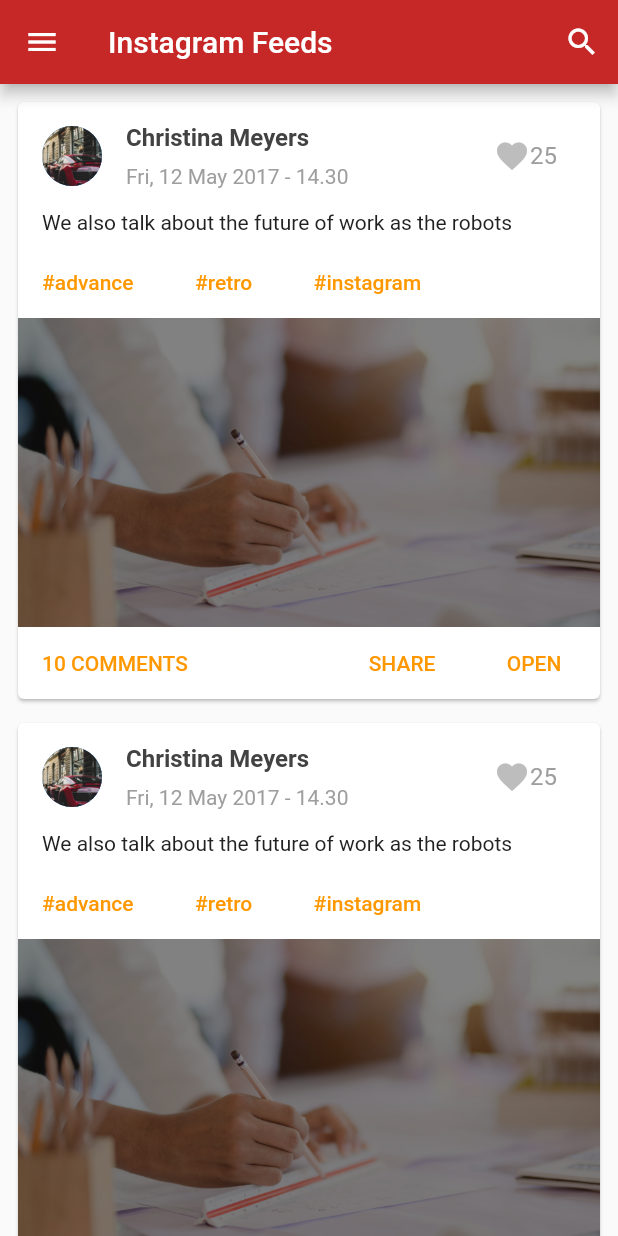
After one commit to Mohamed-Essam97/NewsApp, a Flutter app: the InstagramFeed screen opened directly, on a phone screen of 412 x 824 dp. The commit adds this screen. Run offline on Flutter 3.47's test engine with Material 2 defaults, Android fonts, the phone set to English and light mode, and no system bars; our stand-ins replace shared_preferences; missing offline and left inert: page_view_indicator; accounts and stored records are empty.

Commit message:
Finish Instagram Page

```diff
--- /dev/null
+++ b/lib/screens/instagram_feed.dart
@@ -0,0 +1,159 @@
+import 'package:flutter/material.dart';
+import 'package:map/share_ui/navigation_drawer.dart';
+
+class InstagramFeed extends StatefulWidget {
+  @override
+  _InstagramFeedState createState() => _InstagramFeedState();
+}
+
+class _InstagramFeedState extends State<InstagramFeed> {
+  TextStyle _hashTagStyle = TextStyle(color: Colors.orange);
+
+  @override
+  Widget build(BuildContext context) {
+    return Scaffold(
+      appBar: AppBar(
+        title: Text("Instagram Feeds"),
+        centerTitle: false,
+        actions: <Widget>[
+          IconButton(icon: Icon(Icons.search), onPressed: () {}),
+        ],
+      ),
+      drawer: NavigationDrawer(),
+      body: ListView.builder(
+        padding: EdgeInsets.all(8),
+        itemBuilder: (context, position) {
+          return Padding(
+            padding: const EdgeInsets.only(bottom: 8),
+            child: Card(
+              child: Column(
+                crossAxisAlignment: CrossAxisAlignment.start,
+                children: <Widget>[
+                  _drawHeader(),
+                  _drawTitle(),
+                  _drawHashTags(),
+                  _drawBody(),
+                  _drawFooter(),
+                ],
+              ),
+            ),
+          );
+        },
+        itemCount: 20,
+      ),
+    );
+  }
+
+  Widget _drawHeader() {
+    return Row(
+      children: <Widget>[
+        Padding(
+          padding: const EdgeInsets.all(16),
+          child: CircleAvatar(
+            backgroundImage: ExactAssetImage('assets/images/bg2.jpg'),
+          ),
+        ),
+        Column(
+          crossAxisAlignment: CrossAxisAlignment.start,
+          children: <Widget>[
+            Text(
+              'Christina Meyers',
+              style: TextStyle(
+                  color: Colors.grey.shade800,
+                  fontSize: 16,
+                  fontWeight: FontWeight.w600),
+            ),
+            SizedBox(
+              height: 8,
+            ),
+            Text(
+              'Fri, 12 May 2017 - 14.30',
+              style: TextStyle(color: Colors.grey),
+            )
+          ],
+        ),
+        SizedBox(
+          width: 85,
+        ),
+        Row(
+          children: <Widget>[
+            IconButton(
+                icon: Icon(Icons.favorite),
+                color: Colors.grey.shade400,
+                onPressed: () {}),
+            Transform.translate(
+              offset: Offset(-12, 0),
+              child: Text(
+                '25',
+                style: TextStyle(color: Colors.grey, fontSize: 16),
+              ),
+            ),
+          ],
+        ),
+      ],
+    );
+  }
+
+  Widget _drawTitle() {
+    return Padding(
+      padding: const EdgeInsets.only(bottom: 8, left: 16, right: 16),
+      child: Text(
+        'We also talk about the future of work as the robots ',
+        style: TextStyle(color: Colors.grey.shade900),
+      ),
+    );
+  }
+
+  Widget _drawHashTags() {
+    return Container(
+      child: Wrap(
+        children: <Widget>[
+          FlatButton(
+              onPressed: () {},
+              child: Text(
+                '#advance',
+                style: _hashTagStyle,
+              )),
+          FlatButton(
+              onPressed: () {},
+              child: Text(
+                '#retro',
+                style: _hashTagStyle,
+              )),
+          FlatButton(
+              onPressed: () {},
+              child: Text(
+                '#instagram',
+                style: _hashTagStyle,
+              )),
+        ],
+      ),
+    );
+  }
+
+  Widget _drawBody() {
+    return SizedBox(
+      width: double.infinity,
+      height: MediaQuery.of(context).size.height * 0.25,
+      child: Image(
+        image: ExactAssetImage('assets/images/home.png'),
+        fit: BoxFit.cover,
+      ),
+    );
+  }
+
+  Widget _drawFooter() {
+    return Row(
+      mainAxisAlignment: MainAxisAlignment.spaceBetween,
+      children: <Widget>[
+        FlatButton(onPressed: (){}, child: Text('10 COMMENTS',style: _hashTagStyle,)),
+        Row(
+          children: <Widget>[
+            FlatButton(onPressed: (){}, child: Text('SHARE',style: _hashTagStyle)),
+            FlatButton(onPressed: (){}, child: Text('OPEN',style: _hashTagStyle)),
+          ],
+        )
+      ],
+    );
+  }
+}
--- a/lib/screens/twtter_feed.dart
+++ b/lib/screens/twtter_feed.dart
@@ -11,7 +11,7 @@ class _TwitterFeedState extends State<TwitterFeed> {
   Widget build(BuildContext context) {
     return Scaffold(
       appBar: AppBar(
-        title: Text("Twitter Feed"),
+        title: Text("Twitter Feeds"),
         centerTitle: false,
         actions: <Widget>[
           IconButton(icon: Icon(Icons.search), onPressed: () {}),
--- a/lib/share_ui/navigation_drawer.dart
+++ b/lib/share_ui/navigation_drawer.dart
@@ -2,6 +2,7 @@ import 'package:flutter/material.dart';
 import 'package:map/models/nav_menu.dart';
 import 'package:map/screens/home_screen.dart';
 import 'package:map/screens/headline_news.dart';
+import 'package:map/screens/instagram_feed.dart';
 import 'package:map/screens/twtter_feed.dart';
 
 
@@ -17,8 +18,8 @@ class _NavigationDrawerState extends State<NavigationDrawer> {
   [
     NavMenuItem("Explore", () => HomeScreen()),
     NavMenuItem("Headline News", () => HeadLineNews()),
-    NavMenuItem("Twitter Feed", () => TwitterFeed() ),
-
+    NavMenuItem("Twitter Feeds", () => TwitterFeed() ),
+    NavMenuItem("Instagram Feeds", () => InstagramFeed() ),
 
   ];
 
```
